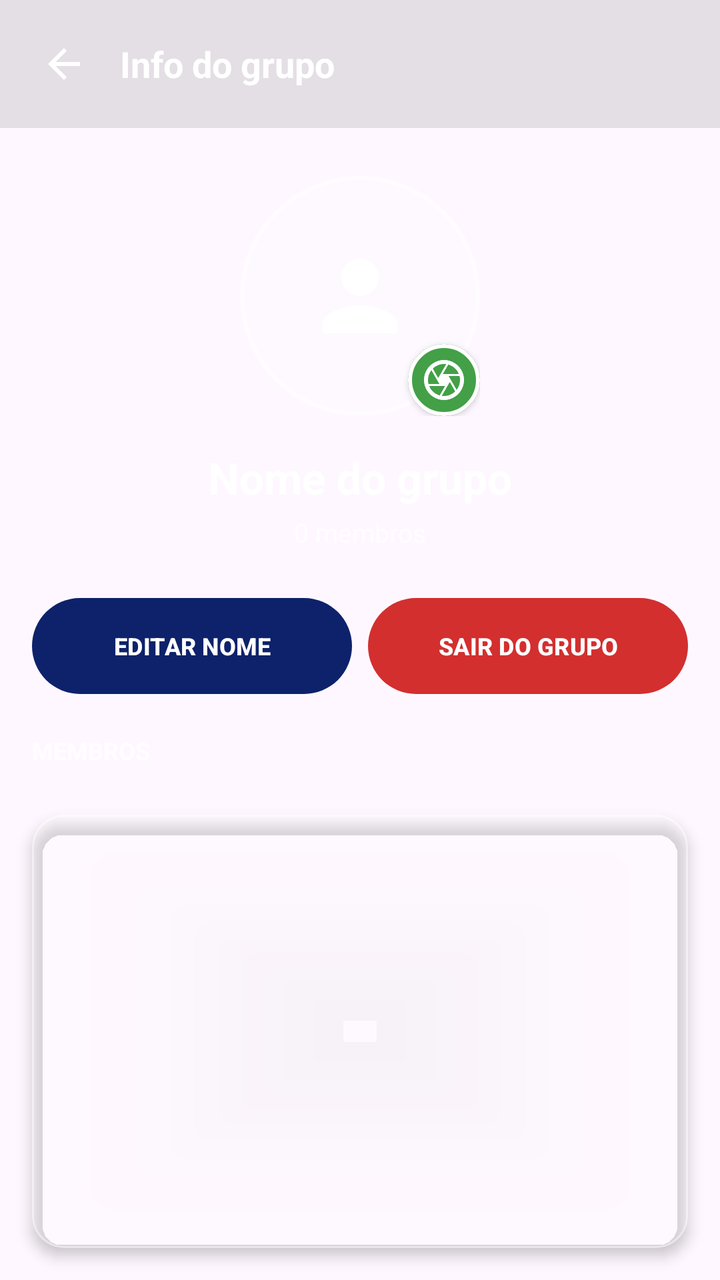
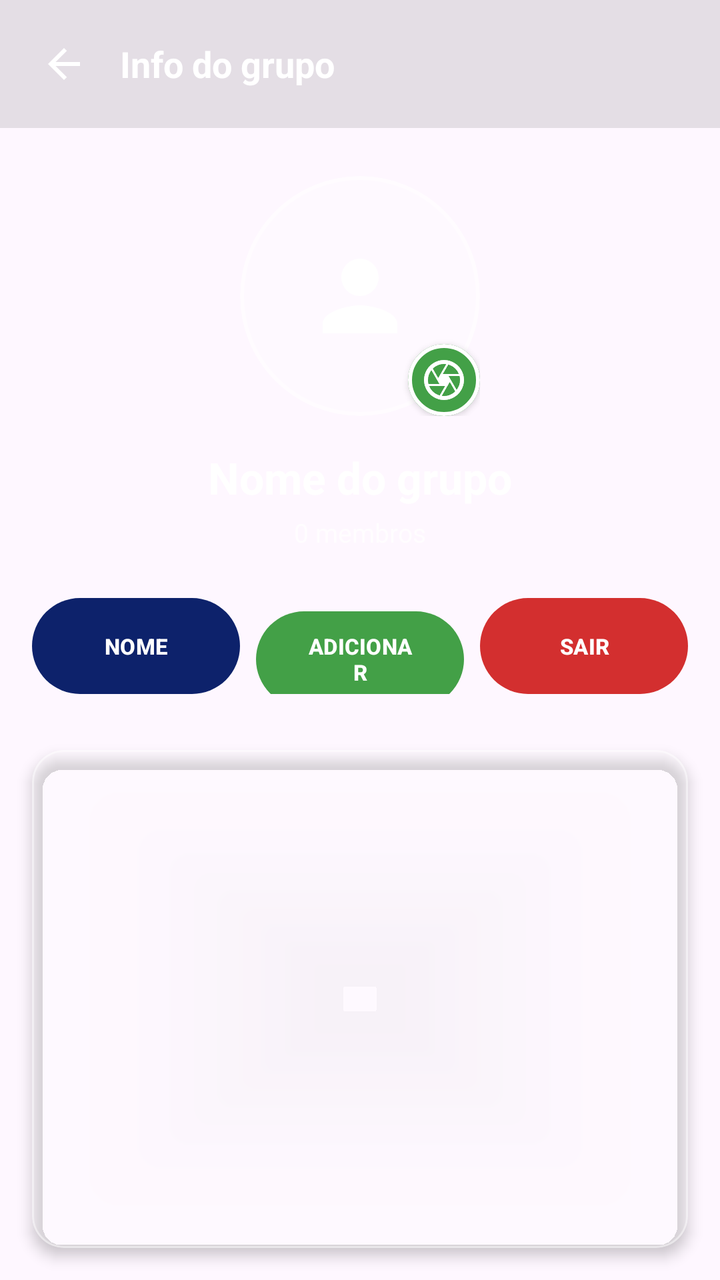

Before-and-after screenshots of an Android layout around one commit, followed by the original layout XML and the change that was made.
<!-- AndroidManifest.xml: application theme Theme.PlataformaRemota -->
<!-- res/layout/activity_info_grupo.xml -->
<?xml version="1.0" encoding="utf-8"?>
<LinearLayout xmlns:android="http://schemas.android.com/apk/res/android"
    xmlns:app="http://schemas.android.com/apk/res-auto"
    xmlns:tools="http://schemas.android.com/tools"
    android:layout_width="match_parent"
    android:layout_height="match_parent"
    android:orientation="vertical">

    
    <LinearLayout
        android:layout_width="match_parent"
        android:layout_height="wrap_content"
        android:background="#1A000000"
        android:gravity="center_vertical"
        android:orientation="horizontal"
        android:padding="12dp">

        <ImageView
            android:id="@+id/btnVoltarInfoGrupo"
            android:layout_width="40dp"
            android:layout_height="40dp"
            android:padding="8dp"
            android:background="?attr/selectableItemBackgroundBorderless"
            android:clickable="true"
            android:focusable="true"
            android:src="@drawable/ic_arrow_back"
            app:tint="@color/white" />

        <TextView
            android:layout_width="0dp"
            android:layout_height="wrap_content"
            android:layout_marginStart="8dp"
            android:layout_weight="1"
            android:text="Info do grupo"
            android:textColor="@color/white"
            android:textSize="18sp"
            android:textStyle="bold" />
    </LinearLayout>

    
    <LinearLayout
        android:layout_width="match_parent"
        android:layout_height="wrap_content"
        android:gravity="center_horizontal"
        android:orientation="vertical"
        android:padding="24dp">

        <FrameLayout
            android:layout_width="120dp"
            android:layout_height="120dp">

            <com.google.android.material.card.MaterialCardView
                android:id="@+id/cardFotoGrupo"
                android:layout_width="120dp"
                android:layout_height="120dp"
                android:clickable="true"
                android:focusable="true"
                app:cardBackgroundColor="#33FFFFFF"
                app:cardCornerRadius="60dp"
                app:cardElevation="0dp"
                app:strokeWidth="2dp"
                app:strokeColor="#66FFFFFF">

                <ImageView
                    android:id="@+id/imgFotoGrupo"
                    android:layout_width="match_parent"
                    android:layout_height="match_parent"
                    android:padding="32dp"
                    android:src="@drawable/ic_person"
                    app:tint="@color/white" />
            </com.google.android.material.card.MaterialCardView>

            
            <com.google.android.material.card.MaterialCardView
                android:id="@+id/badgeCameraGrupo"
                android:layout_width="36dp"
                android:layout_height="36dp"
                android:layout_gravity="bottom|end"
                app:cardBackgroundColor="#43A047"
                app:cardCornerRadius="18dp"
                app:cardElevation="2dp"
                app:strokeWidth="2dp"
                app:strokeColor="#FFFFFF">

                <ImageView
                    android:layout_width="match_parent"
                    android:layout_height="match_parent"
                    android:padding="6dp"
                    android:src="@drawable/ic_camera"
                    app:tint="@color/white" />
            </com.google.android.material.card.MaterialCardView>
        </FrameLayout>

        <TextView
            android:id="@+id/txtNomeGrupo"
            android:layout_width="wrap_content"
            android:layout_height="wrap_content"
            android:layout_marginTop="16dp"
            android:text="Nome do grupo"
            android:textColor="@color/white"
            android:textSize="22sp"
            android:textStyle="bold" />

        <TextView
            android:id="@+id/txtTotalMembros"
            android:layout_width="wrap_content"
            android:layout_height="wrap_content"
            android:layout_marginTop="4dp"
            android:text="0 membros"
            android:textColor="#B3FFFFFF"
            android:textSize="13sp" />
    </LinearLayout>

    
    <LinearLayout
        android:id="@+id/layoutAcoesAdmin"
        android:layout_width="match_parent"
        android:layout_height="wrap_content"
        android:orientation="horizontal"
        android:paddingHorizontal="16dp"
        android:paddingBottom="12dp"
        android:weightSum="2">

        <com.google.android.material.button.MaterialButton
            android:id="@+id/btnEditarNomeGrupo"
            android:layout_width="0dp"
            android:layout_height="48dp"
            android:layout_marginEnd="4dp"
            android:layout_weight="1"
            android:insetTop="0dp"
            android:insetBottom="0dp"
            android:text="EDITAR NOME"
            android:textColor="@color/white"
            android:textSize="12sp"
            android:textStyle="bold"
            app:backgroundTint="#0D226B"
            app:cornerRadius="24dp" />

        <com.google.android.material.button.MaterialButton
            android:id="@+id/btnSairGrupo"
            android:layout_width="0dp"
            android:layout_height="48dp"
            android:layout_marginStart="4dp"
            android:layout_weight="1"
            android:insetTop="0dp"
            android:insetBottom="0dp"
            android:text="SAIR DO GRUPO"
            android:textColor="@color/white"
            android:textSize="12sp"
            android:textStyle="bold"
            app:backgroundTint="#D32F2F"
            app:cornerRadius="24dp" />
    </LinearLayout>

    <TextView
        android:layout_width="match_parent"
        android:layout_height="wrap_content"
        android:paddingHorizontal="16dp"
        android:paddingVertical="8dp"
        android:text="MEMBROS"
        android:textColor="#B3FFFFFF"
        android:textSize="12sp"
        android:textStyle="bold" />

    
    <com.google.android.material.card.MaterialCardView
        android:layout_width="match_parent"
        android:layout_height="0dp"
        android:layout_margin="16dp"
        android:layout_weight="1"
        app:cardBackgroundColor="#33FFFFFF"
        app:cardCornerRadius="16dp"
        app:cardElevation="4dp"
        app:strokeWidth="1dp"
        app:strokeColor="#66FFFFFF">

        <FrameLayout
            android:layout_width="match_parent"
            android:layout_height="match_parent"
            android:padding="4dp">

            <androidx.recyclerview.widget.RecyclerView
                android:id="@+id/rvMembros"
                android:layout_width="match_parent"
                android:layout_height="match_parent"
                android:visibility="gone"
                tools:listitem="@layout/item_membro_grupo" />

            <LinearLayout
                android:id="@+id/layoutLoadingMembros"
                android:layout_width="match_parent"
                android:layout_height="match_parent"
                android:gravity="center"
                android:orientation="vertical"
                android:visibility="visible">

                <ProgressBar
                    android:layout_width="48dp"
                    android:layout_height="48dp"
                    android:indeterminateTint="@color/white" />
            </LinearLayout>
        </FrameLayout>
    </com.google.android.material.card.MaterialCardView>

</LinearLayout>
<!-- res/layout/item_membro_grupo.xml (included above) -->
<?xml version="1.0" encoding="utf-8"?>
<com.google.android.material.card.MaterialCardView xmlns:android="http://schemas.android.com/apk/res/android"
    xmlns:app="http://schemas.android.com/apk/res-auto"
    android:id="@+id/cardMembro"
    android:layout_width="match_parent"
    android:layout_height="wrap_content"
    android:layout_marginHorizontal="8dp"
    android:layout_marginVertical="4dp"
    app:cardBackgroundColor="#F2FFFFFF"
    app:cardCornerRadius="12dp"
    app:cardElevation="1dp">

    <LinearLayout
        android:layout_width="match_parent"
        android:layout_height="wrap_content"
        android:gravity="center_vertical"
        android:orientation="horizontal"
        android:padding="12dp">

        <com.google.android.material.card.MaterialCardView
            android:layout_width="44dp"
            android:layout_height="44dp"
            app:cardBackgroundColor="#1A0D226B"
            app:cardCornerRadius="22dp"
            app:cardElevation="0dp">

            <ImageView
                android:id="@+id/imgMembro"
                android:layout_width="match_parent"
                android:layout_height="match_parent"
                android:padding="8dp"
                android:src="@drawable/ic_person"
                app:tint="#0D226B" />
        </com.google.android.material.card.MaterialCardView>

        <LinearLayout
            android:layout_width="0dp"
            android:layout_height="wrap_content"
            android:layout_marginStart="12dp"
            android:layout_weight="1"
            android:orientation="vertical">

            <LinearLayout
                android:layout_width="match_parent"
                android:layout_height="wrap_content"
                android:gravity="center_vertical"
                android:orientation="horizontal">

                <TextView
                    android:id="@+id/txtNomeMembro"
                    android:layout_width="wrap_content"
                    android:layout_height="wrap_content"
                    android:text="Nome"
                    android:textColor="#0D226B"
                    android:textSize="15sp"
                    android:textStyle="bold" />

                <TextView
                    android:id="@+id/txtAdminBadge"
                    android:layout_width="wrap_content"
                    android:layout_height="wrap_content"
                    android:layout_marginStart="8dp"
                    android:background="#43A047"
                    android:paddingHorizontal="6dp"
                    android:paddingVertical="2dp"
                    android:text="ADMIN"
                    android:textColor="@color/white"
                    android:textSize="9sp"
                    android:textStyle="bold"
                    android:visibility="gone" />
            </LinearLayout>

            <TextView
                android:id="@+id/txtUsernameMembro"
                android:layout_width="match_parent"
                android:layout_height="wrap_content"
                android:text="@username"
                android:textColor="#888888"
                android:textSize="12sp" />
        </LinearLayout>

        <ImageView
            android:layout_width="24dp"
            android:layout_height="24dp"
            android:src="@drawable/ic_arrow_back"
            android:rotation="180"
            app:tint="#666666" />
    </LinearLayout>
</com.google.android.material.card.MaterialCardView>
<!-- resources referenced by this layout -->
<resources>
  <color name="white">#FFFFFFFF</color>
  <!-- drawable ic_arrow_back (drawable) -->
  <vector xmlns:android="http://schemas.android.com/apk/res/android" android:autoMirrored="true" android:height="24dp" android:tint="#000000" android:viewportHeight="960" android:viewportWidth="960" android:width="24dp">
        
      <path android:fillColor="@android:color/white" android:pathData="M313,520L537,744L480,800L160,480L480,160L537,216L313,440L800,440L800,520L313,520Z"/>
      
  </vector>
  <!-- drawable ic_camera (drawable) -->
  <vector xmlns:android="http://schemas.android.com/apk/res/android" android:height="24dp" android:tint="#000000" android:viewportHeight="960" android:viewportWidth="960" android:width="24dp">
        
      <path android:fillColor="@android:color/white" android:pathData="M456,360L776,360Q749,291 693.5,241.5Q638,192 566,172L456,360ZM364,440L524,164Q513,162 502,161Q491,160 480,160Q414,160 357,185Q300,210 256,252L364,440ZM170,560L388,560L228,284Q196,325 178,374.5Q160,424 160,480Q160,501 162.5,520.5Q165,540 170,560ZM394,788L502,600L184,600Q211,669 266.5,718.5Q322,768 394,788ZM480,800Q546,800 603,775Q660,750 704,708L596,520L436,796Q447,798 457.5,799Q468,800 480,800ZM732,676Q764,635 782,585.5Q800,536 800,480Q800,459 797.5,439.5Q795,420 790,400L572,400L732,676ZM480,480Q480,480 480,480Q480,480 480,480Q480,480 480,480Q480,480 480,480Q480,480 480,480Q480,480 480,480Q480,480 480,480Q480,480 480,480Q480,480 480,480Q480,480 480,480Q480,480 480,480Q480,480 480,480Q480,480 480,480Q480,480 480,480Q480,480 480,480Q480,480 480,480ZM480,880Q398,880 325,848.5Q252,817 197.5,762.5Q143,708 111.5,635Q80,562 80,480Q80,397 111.5,324.5Q143,252 197.5,197.5Q252,143 325,111.5Q398,80 480,80Q563,80 635.5,111.5Q708,143 762.5,197.5Q817,252 848.5,324.5Q880,397 880,480Q880,562 848.5,635Q817,708 762.5,762.5Q708,817 635.5,848.5Q563,880 480,880Z"/>
      
  </vector>
  <!-- drawable ic_person (drawable) -->
  <vector xmlns:android="http://schemas.android.com/apk/res/android" android:height="24dp" android:tint="#000000" android:viewportHeight="24" android:viewportWidth="24" android:width="24dp">
        
      <path android:fillColor="@android:color/white" android:pathData="M12,12c2.21,0 4,-1.79 4,-4s-1.79,-4 -4,-4 -4,1.79 -4,4 1.79,4 4,4zM12,14c-2.67,0 -8,1.34 -8,4v2h16v-2c0,-2.66 -5.33,-4 -8,-4z"/>
      
  </vector>
  <style name="Theme.PlataformaRemota" parent="Base.Theme.PlataformaRemota" />
  <style name="Base.Theme.PlataformaRemota" parent="Theme.Material3.DayNight.NoActionBar">
          
          
      </style>
</resources>

<!-- the commit's change to res/layout/activity_info_grupo.xml (unified diff, before → after) -->
@@ -119,7 +119,7 @@
         android:orientation="horizontal"
         android:paddingHorizontal="16dp"
         android:paddingBottom="12dp"
-        android:weightSum="2">
+        android:weightSum="3">
 
         <com.google.android.material.button.MaterialButton
             android:id="@+id/btnEditarNomeGrupo"
@@ -129,13 +129,29 @@
             android:layout_weight="1"
             android:insetTop="0dp"
             android:insetBottom="0dp"
-            android:text="EDITAR NOME"
-            android:textColor="@color/white"
-            android:textSize="12sp"
+            android:text="NOME"
+            android:textColor="@color/white"
+            android:textSize="11sp"
             android:textStyle="bold"
             app:backgroundTint="#0D226B"
             app:cornerRadius="24dp" />
 
+        
+        <com.google.android.material.button.MaterialButton
+            android:id="@+id/btnAdicionarMembros"
+            android:layout_width="0dp"
+            android:layout_height="48dp"
+            android:layout_marginHorizontal="4dp"
+            android:layout_weight="1"
+            android:insetTop="0dp"
+            android:insetBottom="0dp"
+            android:text="ADICIONAR"
+            android:textColor="@color/white"
+            android:textSize="11sp"
+            android:textStyle="bold"
+            app:backgroundTint="#43A047"
+            app:cornerRadius="24dp" />
+
         <com.google.android.material.button.MaterialButton
             android:id="@+id/btnSairGrupo"
             android:layout_width="0dp"
@@ -144,23 +160,35 @@
             android:layout_weight="1"
             android:insetTop="0dp"
             android:insetBottom="0dp"
-            android:text="SAIR DO GRUPO"
-            android:textColor="@color/white"
-            android:textSize="12sp"
+            android:text="SAIR"
+            android:textColor="@color/white"
+            android:textSize="11sp"
             android:textStyle="bold"
             app:backgroundTint="#D32F2F"
             app:cornerRadius="24dp" />
     </LinearLayout>
 
-    <TextView
-        android:layout_width="match_parent"
-        android:layout_height="wrap_content"
-        android:paddingHorizontal="16dp"
-        android:paddingVertical="8dp"
-        android:text="MEMBROS"
-        android:textColor="#B3FFFFFF"
-        android:textSize="12sp"
-        android:textStyle="bold" />
+    
+    <com.google.android.material.button.MaterialButton
+        android:id="@+id/btnApagarGrupo"
+        android:layout_width="match_parent"
+        android:layout_height="48dp"
+        android:layout_marginHorizontal="16dp"
+        android:layout_marginBottom="12dp"
+        android:insetTop="0dp"
+        android:insetBottom="0dp"
+        android:text="APAGAR GRUPO"
+        android:textColor="@color/white"
+        android:textSize="13sp"
+        android:textStyle="bold"
+        android:visibility="gone"
+        app:backgroundTint="#7F0000"
+        app:cornerRadius="24dp"
+        app:icon="@drawable/ic_delete"
+        app:iconGravity="textStart"
+        app:iconPadding="6dp"
+        app:iconSize="18dp"
+        app:iconTint="@color/white" />
 
     
     <com.google.android.material.card.MaterialCardView
<!-- resource entries referenced after the edit -->
@@ -13,6 +13,12 @@
       <path android:fillColor="@android:color/white" android:pathData="M456,360L776,360Q749,291 693.5,241.5Q638,192 566,172L456,360ZM364,440L524,164Q513,162 502,161Q491,160 480,160Q414,160 357,185Q300,210 256,252L364,440ZM170,560L388,560L228,284Q196,325 178,374.5Q160,424 160,480Q160,501 162.5,520.5Q165,540 170,560ZM394,788L502,600L184,600Q211,669 266.5,718.5Q322,768 394,788ZM480,800Q546,800 603,775Q660,750 704,708L596,520L436,796Q447,798 457.5,799Q468,800 480,800ZM732,676Q764,635 782,585.5Q800,536 800,480Q800,459 797.5,439.5Q795,420 790,400L572,400L732,676ZM480,480Q480,480 480,480Q480,480 480,480Q480,480 480,480Q480,480 480,480Q480,480 480,480Q480,480 480,480Q480,480 480,480Q480,480 480,480Q480,480 480,480Q480,480 480,480Q480,480 480,480Q480,480 480,480Q480,480 480,480Q480,480 480,480Q480,480 480,480Q480,480 480,480ZM480,880Q398,880 325,848.5Q252,817 197.5,762.5Q143,708 111.5,635Q80,562 80,480Q80,397 111.5,324.5Q143,252 197.5,197.5Q252,143 325,111.5Q398,80 480,80Q563,80 635.5,111.5Q708,143 762.5,197.5Q817,252 848.5,324.5Q880,397 880,480Q880,562 848.5,635Q817,708 762.5,762.5Q708,817 635.5,848.5Q563,880 480,880Z"/>
       
   </vector>
+  <!-- drawable ic_delete (drawable) -->
+  <vector xmlns:android="http://schemas.android.com/apk/res/android" android:height="24dp" android:tint="#000000" android:viewportHeight="960" android:viewportWidth="960" android:width="24dp">
+        
+      <path android:fillColor="@android:color/white" android:pathData="M280,240L280,240L280,400Q280,400 280,481.5Q280,563 280,680Q280,701 280,721Q280,741 280,760L280,760Q280,760 280,760Q280,760 280,760L280,240ZM450,840L280,840Q247,840 223.5,816.5Q200,793 200,760L200,240L160,240L160,160L360,160L360,120L600,120L600,160L800,160L800,240L760,240L760,412Q743,407 720.5,403.5Q698,400 680,400L680,240L280,240L280,760Q280,760 280,760Q280,760 280,760L412,760Q418,781 428,801.5Q438,822 450,840ZM360,680L400,680Q400,617 420,576.5Q440,536 440,536L440,320L360,320L360,680ZM520,450Q537,439 558.5,428Q580,417 600,412L600,320L520,320L520,450ZM538.5,821.5Q480,763 480,680Q480,597 538.5,538.5Q597,480 680,480Q763,480 821.5,538.5Q880,597 880,680Q880,763 821.5,821.5Q763,880 680,880Q597,880 538.5,821.5ZM746,774L774,746L700,672L700,560L660,560L660,688L746,774Z"/>
+      
+  </vector>
   <!-- drawable ic_person (drawable) -->
   <vector xmlns:android="http://schemas.android.com/apk/res/android" android:height="24dp" android:tint="#000000" android:viewportHeight="24" android:viewportWidth="24" android:width="24dp">
         
